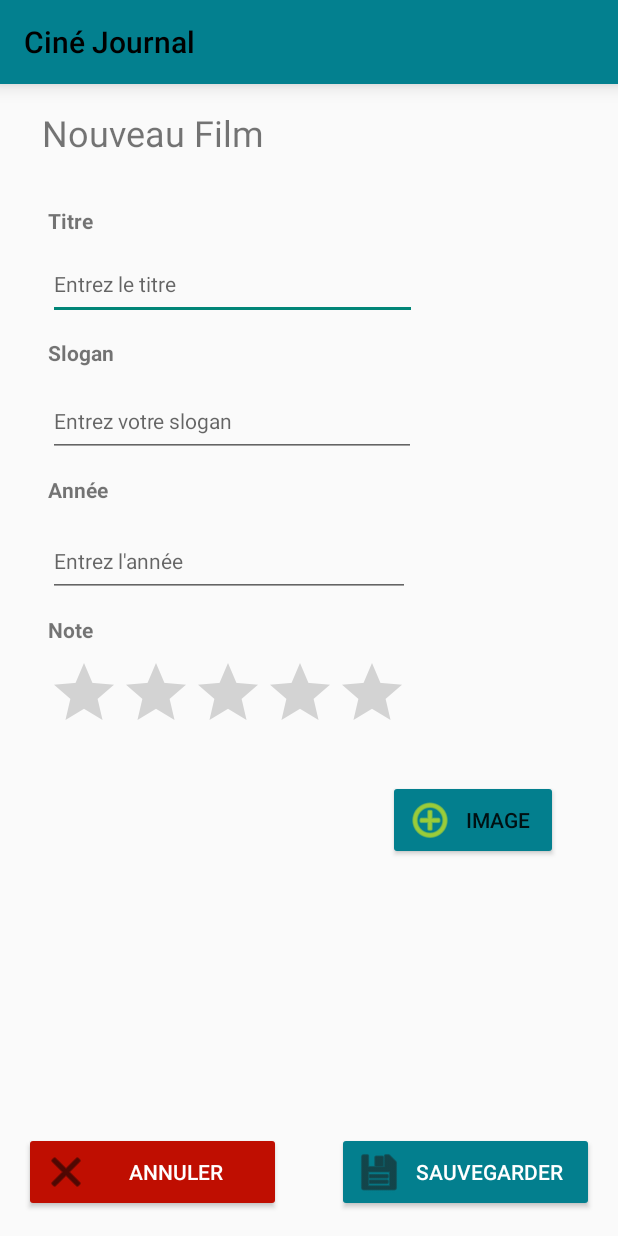
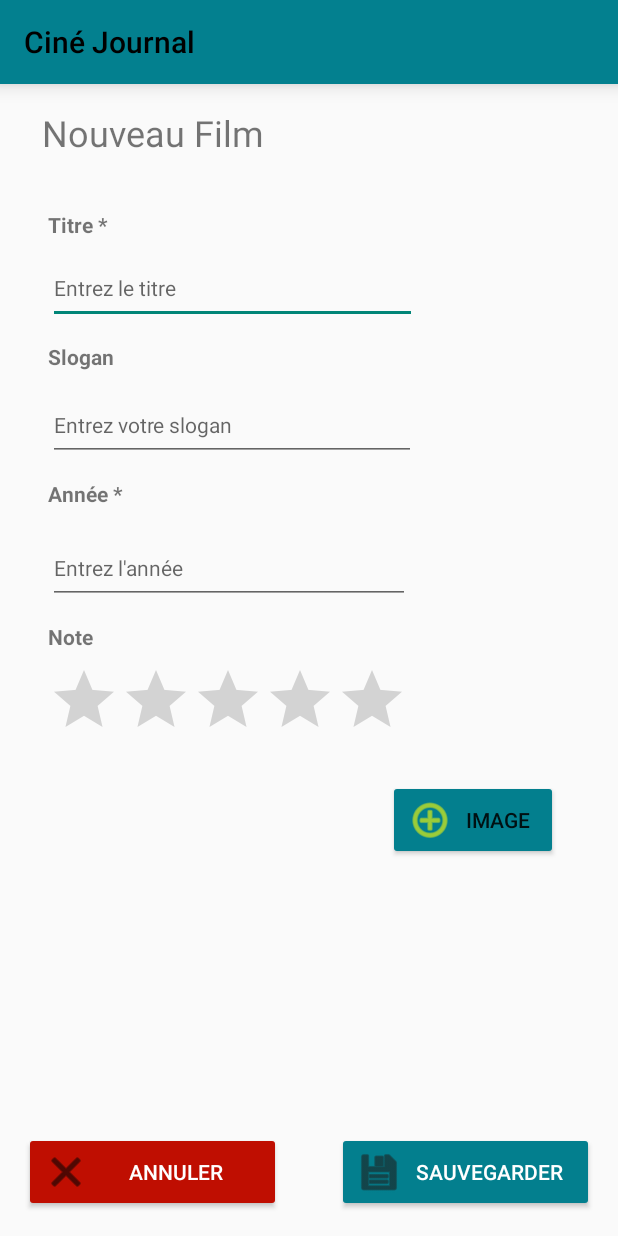
Before and after one commit to Eliefrh/cineJournal, an Android app: the AjouterEditerFilm screen opened directly, with no data from a screen before it, after a tap on "SAUVEGARDER", on a phone screen of 412 x 824 dp. Run offline under Robolectric (Android 15) with nearby library versions, the phone set to English and light mode, and no system bars; our stand-ins replace Room's generated code.

Commit message:
Amelioration du code  + nettoyage
- ajoute des fonctionalité de plus
- pouvoir modifier l'image
-ajout des champs de verification pour les entrées

```diff
--- a/app/src/main/java/com/example/cinejournal/alfriehalhelou/AjouterEditerFilm.kt
+++ b/app/src/main/java/com/example/cinejournal/alfriehalhelou/AjouterEditerFilm.kt
@@ -10,6 +10,7 @@ import android.widget.Button
 import android.widget.EditText
 import android.widget.ImageView
 import android.widget.RatingBar
+import android.widget.TextView
 import android.widget.Toast
 import android.widget.Toast.LENGTH_SHORT
 import androidx.activity.result.PickVisualMediaRequest
@@ -44,7 +45,7 @@ class AjouterEditerFilm : AppCompatActivity() {
     lateinit var modifierImageFilm: ImageView
     lateinit var image: Uri
 
-
+    //creation d'uri pour l'image choisi
     private fun creerUriPhoto(): Uri {
         val timeStamp: String =
             SimpleDateFormat("yyyyMMdd_HHmmss", Locale.getDefault()).format(Date())
@@ -100,26 +101,23 @@ class AjouterEditerFilm : AppCompatActivity() {
 
                 }
             }
-        //imageView = findViewById(R.id.imageNouveauFilm)
 
         boutonAjouterImage.setOnClickListener() {
-
             selectionPhoto.launch(PickVisualMediaRequest(ActivityResultContracts.PickVisualMedia.ImageOnly))
-
-
         }
 
-        //database = AppDatabase.getDatabase(this).FilmDao()
         val intent = intent
         val filmId = intent.getIntExtra("FILM_ID", -1)
         val anneeFilm = film?.annee?.toString() ?: ""
         image = Uri.EMPTY
 
         if (filmId != -1) {
+
             // Si l'ID du film est valide, c'est une édition
             lifecycleScope.launch {
                 film = withContext(Dispatchers.IO) { database.FilmDao().loadById(filmId) }
-
+                var text: TextView = findViewById(R.id.textViewNouveauFilm)
+                text.text = "Modifier Un Film"
                 film?.let {
                     val anneeFilm = film?.annee?.toString() ?: ""
                     // Mettez à jour les champs avec les données du film
@@ -142,9 +140,8 @@ class AjouterEditerFilm : AppCompatActivity() {
             val note = modifierNoteFilm.rating
 
 
-            //    Log.d("AAA", "$titre, $slogan, $annee, $note")
 
-            if (titre != "") {
+            if (titre != "" && annee != null) {
                 lifecycleScope.launch(Dispatchers.IO) {
                     if (film == null) {
                         val nouveauFilm =
@@ -158,10 +155,10 @@ class AjouterEditerFilm : AppCompatActivity() {
                             it.slogan = slogan
                             it.annee = annee
                             it.note = note
+                            it.image = image.toString()
 
                             withContext(Dispatchers.IO) {
                                 database.FilmDao().updateAll(it)
-
                             }
                         }
                     }
@@ -173,7 +170,7 @@ class AjouterEditerFilm : AppCompatActivity() {
             } else {
                 val toast = Toast.makeText(
                     applicationContext,
-                    "Remplissez toutes les champs svp",
+                    "Remplissez au moins les champs avec un etoile (*) svp",
                     LENGTH_SHORT
                 )
                 toast.show()
--- a/app/src/main/java/com/example/cinejournal/alfriehalhelou/ListeDeFilms.kt
+++ b/app/src/main/java/com/example/cinejournal/alfriehalhelou/ListeDeFilms.kt
@@ -175,7 +175,6 @@ class ListeDeFilms : AppCompatActivity() {
                 }
             }
         }
-
         return super.onOptionsItemSelected(item)
     }
 
--- a/app/src/main/res/layout/activity_ajouter_editer_film.xml
+++ b/app/src/main/res/layout/activity_ajouter_editer_film.xml
@@ -14,8 +14,8 @@
 
     <TextView
         android:id="@+id/textViewNouveauFilm"
-        android:layout_width="184dp"
-        android:layout_height="45dp"
+        android:layout_width="297dp"
+        android:layout_height="48dp"
         android:layout_marginStart="28dp"
         android:layout_marginTop="16dp"
         android:text="Nouveau Film"
@@ -77,7 +77,7 @@
         android:layout_height="16dp"
         android:layout_marginStart="32dp"
         android:layout_marginTop="20dp"
-        android:text="Titre"
+        android:text="Titre *"
         android:textSize="14sp"
         android:textStyle="bold"
         app:layout_constraintStart_toStartOf="parent"
@@ -100,11 +100,11 @@
 
     <TextView
         android:id="@+id/textViewAnnee"
-        android:layout_width="41dp"
-        android:layout_height="21dp"
+        android:layout_width="54dp"
+        android:layout_height="23dp"
         android:layout_marginStart="32dp"
         android:layout_marginTop="12dp"
-        android:text="Année"
+        android:text="Année *"
         android:textSize="14sp"
         android:textStyle="bold"
         app:layout_constraintStart_toStartOf="parent"
```
